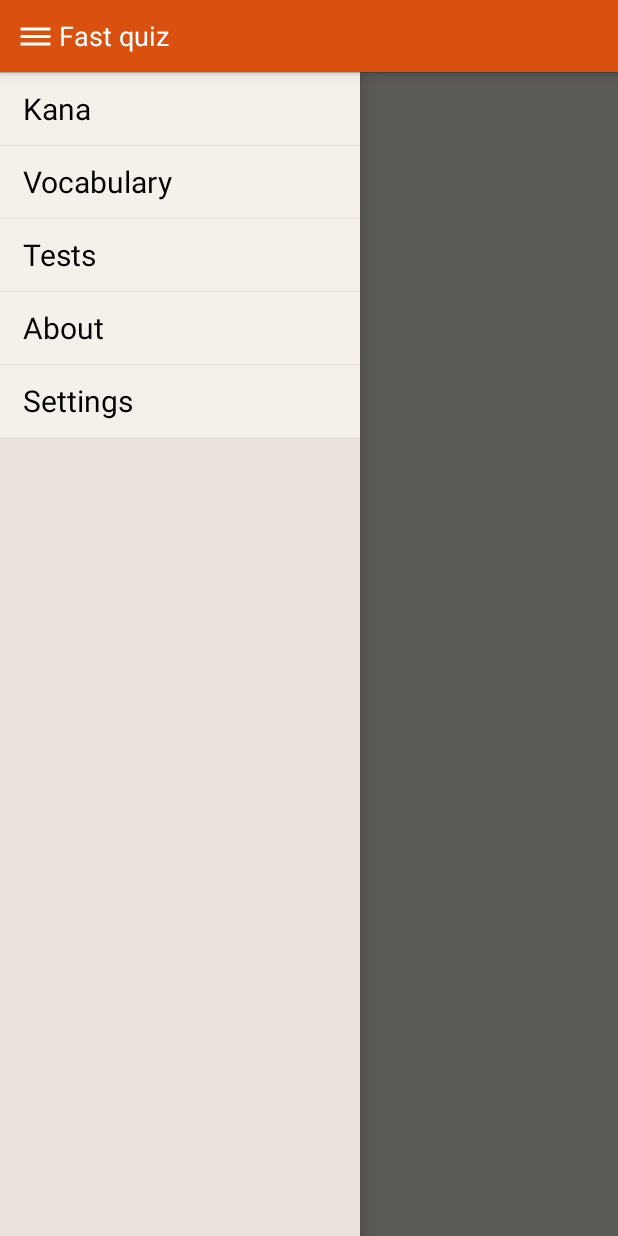
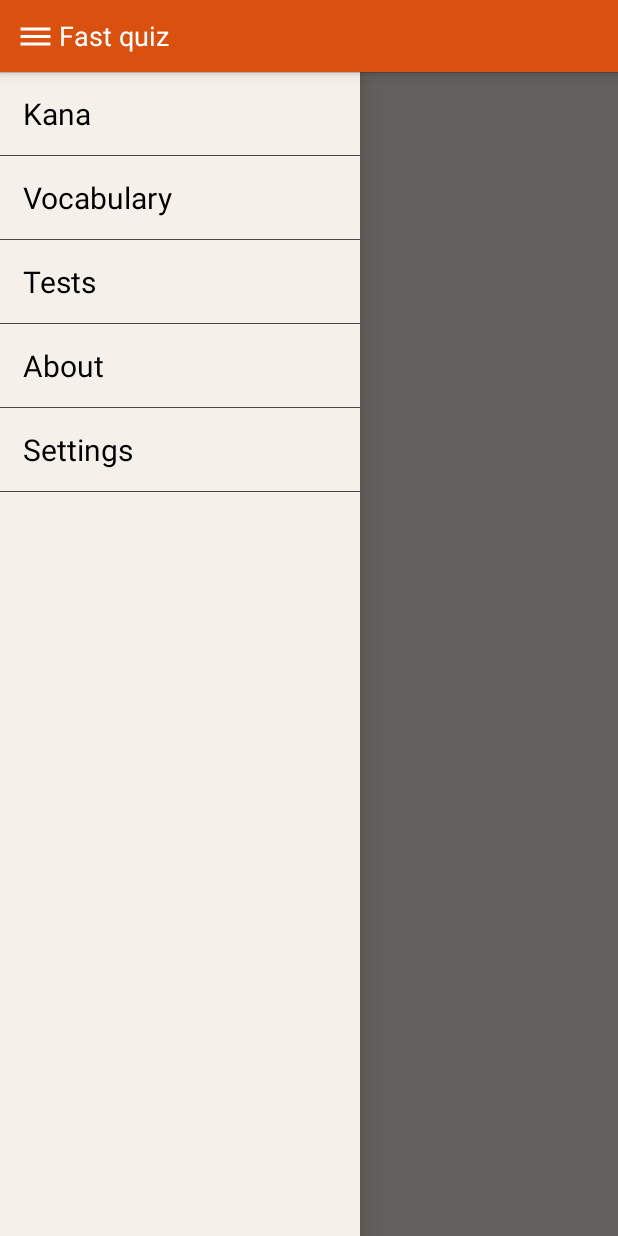
Before and after one commit to lebedynskyi/Hakana, an Android app: the screen it shows after launch (MainActivity), on a phone screen of 412 x 824 dp. Run offline under Robolectric (Android 15) with nearby library versions, the phone set to English and light mode, and no system bars; our stand-ins replace ButterKnife; libraries missing offline, so code that uses them is left out: com.google.android.gms; 3 statements that could not run were skipped.

Commit message:
Changed colors of app

```diff
--- /dev/null
+++ b/app/src/main/res/layout/divider.xml
@@ -0,0 +1,7 @@
+<?xml version="1.0" encoding="utf-8"?>
+
+<View xmlns:android="http://schemas.android.com/apk/res/android"
+              android:orientation="vertical"
+              android:background="@color/divider_color"
+              android:layout_width="match_parent"
+              android:layout_height="1px"/>
--- a/app/src/main/res/layout/drawer_menu.xml
+++ b/app/src/main/res/layout/drawer_menu.xml
@@ -2,42 +2,42 @@
 
 <LinearLayout xmlns:android="http://schemas.android.com/apk/res/android"
               android:orientation="vertical"
-              android:background="@color/app_bg"
+              android:background="@color/primary_background"
               android:layout_width="match_parent"
               android:layout_height="match_parent">
     <Button
         android:id="@+id/drawer_menu_kana_btn"
         android:layout_width="match_parent"
-        android:layout_height="48dp"
+        android:layout_height="55dp"
         android:text="@string/drawer_menu_kana"
-        android:layout_marginTop="1px"
         style="@style/DrawerButton"/>
+    <include layout="@layout/divider"/>
     <Button
         android:id="@+id/drawer_menu_vocab_btn"
         android:layout_width="match_parent"
-        android:layout_height="48dp"
+        android:layout_height="55dp"
         android:text="@string/drawer_menu_vocab"
-        android:layout_marginTop="1px"
         style="@style/DrawerButton"/>
+    <include layout="@layout/divider"/>
     <Button
         android:id="@+id/drawer_menu_test_btn"
         android:layout_width="match_parent"
-        android:layout_height="48dp"
+        android:layout_height="55dp"
         android:text="@string/drawer_menu_test"
-        android:layout_marginTop="1px"
         style="@style/DrawerButton"/>
+    <include layout="@layout/divider"/>
     <Button
         android:id="@+id/drawer_menu_about_btn"
         android:layout_width="match_parent"
-        android:layout_height="48dp"
+        android:layout_height="55dp"
         android:text="@string/drawer_menu_about"
-        android:layout_marginTop="1px"
         style="@style/DrawerButton"/>
+    <include layout="@layout/divider"/>
     <Button
         android:id="@+id/drawer_menu_settings_btn"
         android:layout_width="match_parent"
-        android:layout_height="48dp"
+        android:layout_height="55dp"
         android:text="@string/drawer_menu_settings"
-        android:layout_marginTop="1px"
         style="@style/DrawerButton"/>
+    <include layout="@layout/divider"/>
 </LinearLayout>
--- a/app/src/main/res/layout/fragment_kanji_drawer.xml
+++ b/app/src/main/res/layout/fragment_kanji_drawer.xml
@@ -1,14 +1,16 @@
 <?xml version="1.0" encoding="utf-8"?>
 
 <LinearLayout xmlns:android="http://schemas.android.com/apk/res/android"
-              android:background="@color/app_bg"
+              android:background="@color/primary_background"
               android:orientation="vertical"
+              android:clickable="true"
               android:layout_width="match_parent"
               android:layout_height="match_parent">
     <net.japan.kana.hakana.widgets.KanjiDrawer android:layout_width="match_parent"
                                                android:layout_height="match_parent"
                                                android:id="@+id/kana_drawer"
-                                               android:layout_weight="0.25" android:layout_gravity="center"/>
+                                               android:layout_weight="0.25"
+                                               android:layout_gravity="center"/>
     <LinearLayout android:layout_width="match_parent"
                   android:layout_height="match_parent"
                   android:layout_weight="0.75"/>
--- a/app/src/main/res/values/colors.xml
+++ b/app/src/main/res/values/colors.xml
@@ -13,6 +13,7 @@
     <!--Common colors-->
     <color name="active_item_bg">#ffff590f</color>
     <color name="divider_color">#ff474747</color>
-    <color name="app_bg">#E8E2DB</color>"
+    <color name="primary_background">#F5F0E9</color>"
+    <color name="secondary_background">#E2DCD5</color>
     <color name="almost_black">#3a3a3a</color>
 </resources>
--- a/app/src/main/res/values/styles.xml
+++ b/app/src/main/res/values/styles.xml
@@ -4,7 +4,7 @@
         <item name="android:actionBarStyle">@style/AppActionBarStyle</item>
         <item name="android:homeAsUpIndicator">@drawable/transparent_back_arrow</item>
         <item name="android:actionBarItemBackground">@drawable/view_active_item_bg</item>
-        <item name="android:windowBackground">@color/app_bg</item>
+        <item name="android:windowBackground">@color/primary_background</item>
     </style>
 
     <style name="AppActionBarStyle" parent="android:style/Widget.Holo.Light.ActionBar.Solid.Inverse">
```
